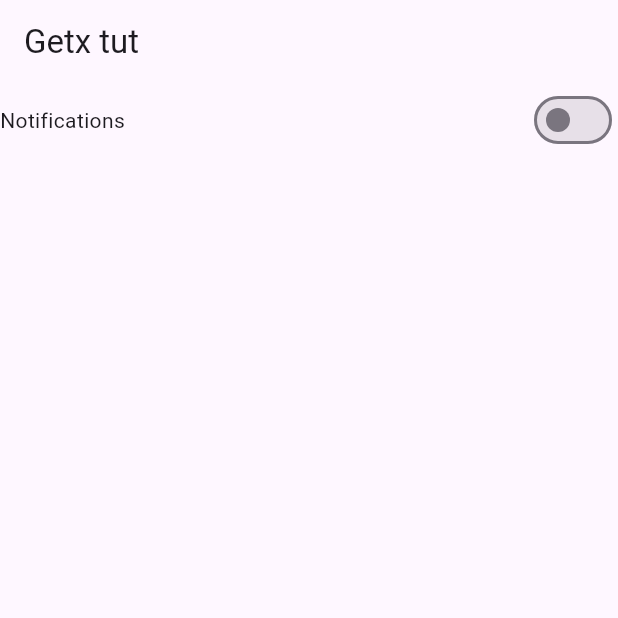
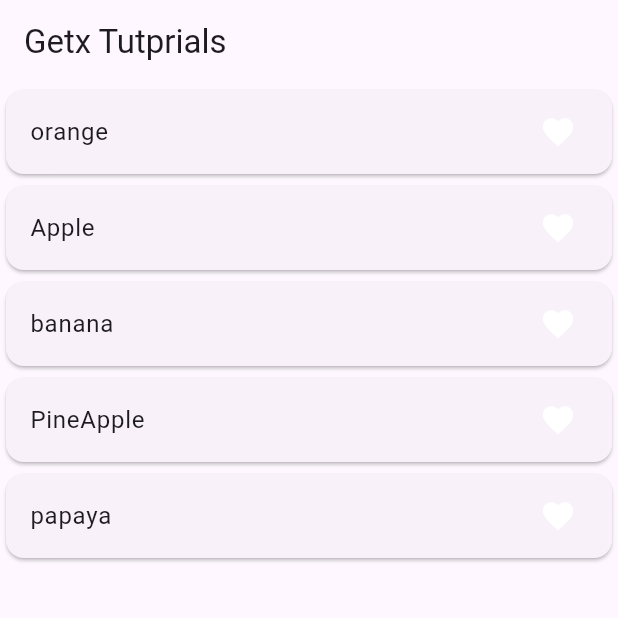
Before and after one commit to Abhaykevat/flutter_getx_tutorials, a Flutter app: the screen it shows after launch, on a phone screen of 412 x 824 dp, the top half of it. Run offline on Flutter 3.47's test engine with Material 3 defaults, Android fonts, the phone set to English and light mode, and no system bars; our stand-ins replace get.

Commit message:
favourite_in_getx

```diff
--- /dev/null
+++ b/lib/favourite_controller.dart
@@ -0,0 +1,13 @@
+import 'package:get/get.dart';
+
+class FavouriteController extends GetxController{
+  RxList<String> fruitList=['orange','Apple','banana','PineApple','papaya'].obs;
+  RxList tempfruitList=[].obs;
+
+  addToFavourite(String value){
+    tempfruitList.add(value);
+  }
+  removeToFavourite(String value){
+    tempfruitList.remove(value);
+  }
+}
--- a/lib/home_screen.dart
+++ b/lib/home_screen.dart
@@ -2,6 +2,7 @@ import 'package:flutter/material.dart';
 import 'package:flutter_getx_tutorials/counter_controller.dart';
 // import 'package:flutter_getx_tutorials/counter_controller.dart';
 import 'package:flutter_getx_tutorials/example_two.dart';
+import 'package:flutter_getx_tutorials/favourite_controller.dart';
 // import 'package:flutter_getx_tutorials/screen_one.dart';
 import 'package:get/get.dart';
 
@@ -314,6 +315,70 @@ import 'package:get/get.dart';
 
 
 
+// class HomeScreen extends StatefulWidget {
+//   const HomeScreen({super.key});
+
+//   @override
+//   State<HomeScreen> createState() => _HomeScreenState();
+// }
+
+// class _HomeScreenState extends State<HomeScreen>
+// {
+//   ExampleController exampleController=Get.put(ExampleController());
+//   // bool notification =false;
+//   @override
+//   void initState() {
+//     // TODO: implement initState
+//     super.initState();
+//   }
+//   @override
+//   Widget build(BuildContext context) {
+//     print('build');
+//     return Scaffold(
+//       appBar: AppBar(
+//         title: Text("Getx tut"),
+//       ),
+//       body: Column(
+//         children: [
+//           Row(
+//             mainAxisAlignment: MainAxisAlignment.spaceBetween,
+//             children: [
+//               Text("Notifications"),
+//               // Switch(value: exampleController.notification.value, onChanged: (value){
+//               //   // notification=value;
+//               //   exampleController.setNotification(value);
+//               //   // setState(() {
+
+//               //   // });
+//               // }),
+//               Obx(() =>  Switch(value: exampleController.notification.value, onChanged: (value){
+//                 // notification=value;
+//                 exampleController.setNotification(value);
+//                 // setState(() {
+
+//                 // });
+//               }),)
+
+//             ],
+//           )
+//         ],
+//       )
+
+//     );
+//   }
+// }
+
+
+
+
+
+
+
+
+
+
+
+
 class HomeScreen extends StatefulWidget {
   const HomeScreen({super.key});
 
@@ -323,8 +388,11 @@ class HomeScreen extends StatefulWidget {
 
 class _HomeScreenState extends State<HomeScreen>
 {
-  ExampleController exampleController=Get.put(ExampleController());
-  // bool notification =false;
+  FavouriteController controller=Get.put(FavouriteController());
+  // List<String> fruitList=['orange','Apple','banana','PineApple','papaya'];
+  // List<String> tempfruitList=[];
+
+
   @override
   void initState() {
     // TODO: implement initState
@@ -335,34 +403,27 @@ class _HomeScreenState extends State<HomeScreen>
     print('build');
     return Scaffold(
       appBar: AppBar(
-        title: Text("Getx tut"),
+        title: Text("Getx Tutprials"),
       ),
-      body: Column(
-        children: [
-          Row(
-            mainAxisAlignment: MainAxisAlignment.spaceBetween,
-            children: [
-              Text("Notifications"),
-              // Switch(value: exampleController.notification.value, onChanged: (value){
-              //   // notification=value;
-              //   exampleController.setNotification(value);
-              //   // setState(() {
-
-              //   // });
-              // }),
-              Obx(() =>  Switch(value: exampleController.notification.value, onChanged: (value){
-                // notification=value;
-                exampleController.setNotification(value);
-                // setState(() {
-
-                // });
-              }),)
-
-            ],
-          )
-        ],
-      )
-
+      body: ListView.builder(
+        itemCount: controller.fruitList.length,
+        itemBuilder: (context,index){
+        return Card(
+          child: ListTile(
+            onTap: (){
+              if(controller.tempfruitList.contains(controller.fruitList[index].toString())){
+                controller.removeToFavourite(controller.fruitList[index].toString());
+              }
+              else{
+                controller.addToFavourite(controller.fruitList[index].toString());
+              }
+            },
+            title: Text(controller.fruitList[index].toString()),
+            // trailing: Icon(Icons.favorite,color: controller.tempfruitList.contains(controller.fruitList[index].toString()) ? Colors.red :Colors.white),
+            trailing: Obx(() => Icon(Icons.favorite,color: controller.tempfruitList.contains(controller.fruitList[index].toString()) ? Colors.red :Colors.white)),
+          ),
+        );
+      }),
     );
   }
 }
```
